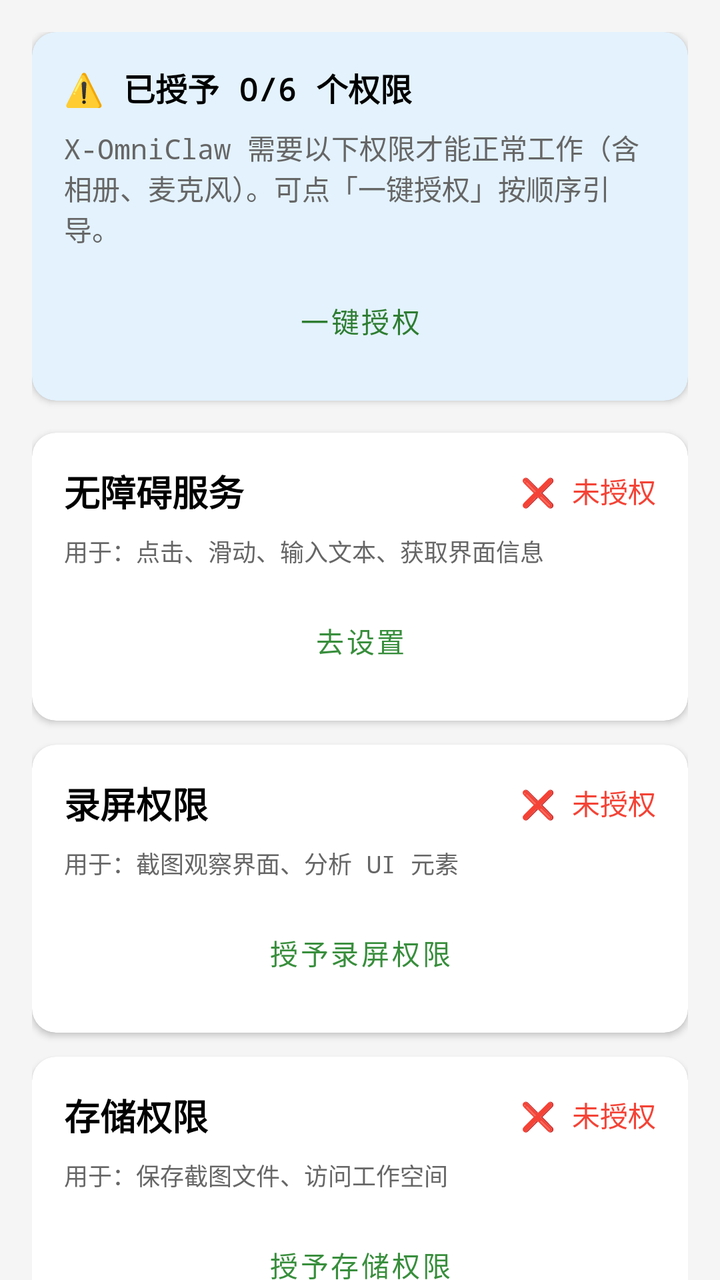
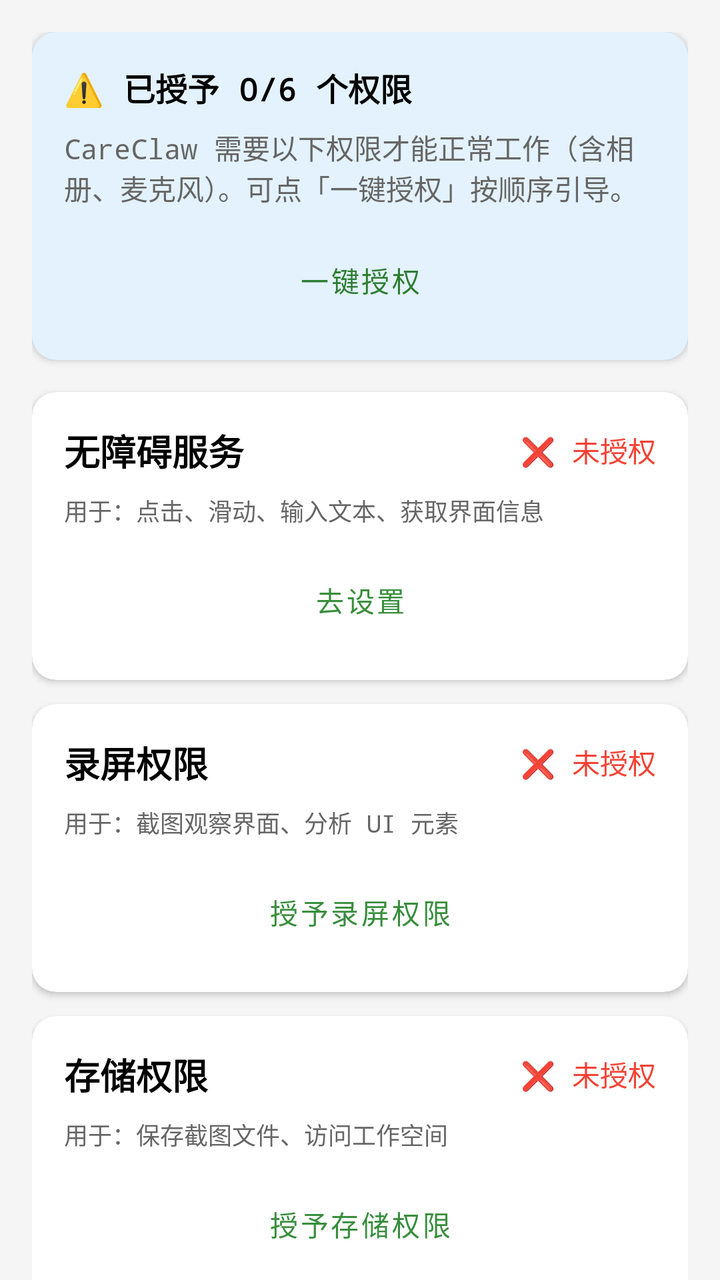

Compare the two renders of this Android layout. The source of the first and the diff that turns it into the second are given below.
<!-- AndroidManifest.xml: application theme Theme.PhoneForClaw -->
<!-- res/layout/activity_observer_permissions.xml -->
<?xml version="1.0" encoding="utf-8"?>
<androidx.core.widget.NestedScrollView xmlns:android="http://schemas.android.com/apk/res/android"
    xmlns:app="http://schemas.android.com/apk/res-auto"
    android:layout_width="match_parent"
    android:layout_height="match_parent"
    android:background="#F5F5F5"
    android:fillViewport="true">

    <LinearLayout
        android:layout_width="match_parent"
        android:layout_height="wrap_content"
        android:orientation="vertical"
        android:padding="16dp">

        
        <com.google.android.material.card.MaterialCardView
            android:layout_width="match_parent"
            android:layout_height="wrap_content"
            android:layout_marginBottom="16dp"
            app:cardBackgroundColor="#E3F2FD"
            app:cardCornerRadius="12dp"
            app:cardElevation="2dp">

            <LinearLayout
                android:layout_width="match_parent"
                android:layout_height="wrap_content"
                android:orientation="vertical"
                android:padding="16dp">

                <TextView
                    android:id="@+id/tv_all_status"
                    android:layout_width="wrap_content"
                    android:layout_height="wrap_content"
                    android:text="⚠️ 已授予 0/6 个权限"
                    android:textSize="16sp"
                    android:textStyle="bold"
                    android:textColor="#000000" />

                <TextView
                    android:layout_width="wrap_content"
                    android:layout_height="wrap_content"
                    android:layout_marginTop="8dp"
                    android:text="X-OmniClaw 需要以下权限才能正常工作（含相册、麦克风）。可点「一键授权」按顺序引导。"
                    android:textSize="14sp"
                    android:textColor="#666666" />

                <Button
                    android:id="@+id/btn_grant_all"
                    style="@style/Widget.MaterialComponents.Button"
                    android:layout_width="match_parent"
                    android:layout_height="wrap_content"
                    android:layout_marginTop="12dp"
                    android:backgroundTint="#FFFFFF"
                    android:textColor="#2E7D32"
                    app:strokeColor="#2E7D32"
                    app:strokeWidth="1dp"
                    android:text="一键授权"
                    android:textSize="14sp" />
            </LinearLayout>
        </com.google.android.material.card.MaterialCardView>

        
        <com.google.android.material.card.MaterialCardView
            android:layout_width="match_parent"
            android:layout_height="wrap_content"
            android:layout_marginBottom="12dp"
            app:cardCornerRadius="12dp"
            app:cardElevation="2dp">

            <LinearLayout
                android:layout_width="match_parent"
                android:layout_height="wrap_content"
                android:orientation="vertical"
                android:padding="16dp">

                <LinearLayout
                    android:layout_width="match_parent"
                    android:layout_height="wrap_content"
                    android:orientation="horizontal"
                    android:gravity="center_vertical">

                    <TextView
                        android:layout_width="0dp"
                        android:layout_height="wrap_content"
                        android:layout_weight="1"
                        android:text="无障碍服务"
                        android:textSize="18sp"
                        android:textStyle="bold"
                        android:textColor="#000000" />

                    <TextView
                        android:id="@+id/tv_accessibility_status"
                        android:layout_width="wrap_content"
                        android:layout_height="wrap_content"
                        android:text="❌ 未授权"
                        android:textSize="14sp"
                        android:textColor="#F44336" />
                </LinearLayout>

                <TextView
                    android:id="@+id/tv_accessibility_desc"
                    android:layout_width="wrap_content"
                    android:layout_height="wrap_content"
                    android:layout_marginTop="8dp"
                    android:text="用于：点击、滑动、输入文本、获取界面信息"
                    android:textSize="12sp"
                    android:textColor="#666666" />

                <Button
                    android:id="@+id/btn_accessibility"
                    style="@style/Widget.MaterialComponents.Button.OutlinedButton"
                    android:layout_width="match_parent"
                    android:layout_height="wrap_content"
                    android:layout_marginTop="12dp"
                    android:text="去设置"
                    android:textSize="14sp" />
            </LinearLayout>
        </com.google.android.material.card.MaterialCardView>

        
        <com.google.android.material.card.MaterialCardView
            android:layout_width="match_parent"
            android:layout_height="wrap_content"
            android:layout_marginBottom="12dp"
            app:cardCornerRadius="12dp"
            app:cardElevation="2dp">

            <LinearLayout
                android:layout_width="match_parent"
                android:layout_height="wrap_content"
                android:orientation="vertical"
                android:padding="16dp">

                <LinearLayout
                    android:layout_width="match_parent"
                    android:layout_height="wrap_content"
                    android:orientation="horizontal"
                    android:gravity="center_vertical">

                    <TextView
                        android:layout_width="0dp"
                        android:layout_height="wrap_content"
                        android:layout_weight="1"
                        android:text="录屏权限"
                        android:textSize="18sp"
                        android:textStyle="bold"
                        android:textColor="#000000" />

                    <TextView
                        android:id="@+id/tv_screen_capture_status"
                        android:layout_width="wrap_content"
                        android:layout_height="wrap_content"
                        android:text="❌ 未授权"
                        android:textSize="14sp"
                        android:textColor="#F44336" />
                </LinearLayout>

                <TextView
                    android:id="@+id/tv_screen_capture_desc"
                    android:layout_width="wrap_content"
                    android:layout_height="wrap_content"
                    android:layout_marginTop="8dp"
                    android:text="用于：截图观察界面、分析 UI 元素"
                    android:textSize="12sp"
                    android:textColor="#666666" />

                <Button
                    android:id="@+id/btn_screen_capture"
                    style="@style/Widget.MaterialComponents.Button.OutlinedButton"
                    android:layout_width="match_parent"
                    android:layout_height="wrap_content"
                    android:layout_marginTop="12dp"
                    android:text="授予录屏权限"
                    android:textSize="14sp" />
            </LinearLayout>
        </com.google.android.material.card.MaterialCardView>

        
        <com.google.android.material.card.MaterialCardView
            android:layout_width="match_parent"
            android:layout_height="wrap_content"
            android:layout_marginBottom="12dp"
            app:cardCornerRadius="12dp"
            app:cardElevation="2dp">

            <LinearLayout
                android:layout_width="match_parent"
                android:layout_height="wrap_content"
                android:orientation="vertical"
                android:padding="16dp">

                <LinearLayout
                    android:layout_width="match_parent"
                    android:layout_height="wrap_content"
                    android:orientation="horizontal"
                    android:gravity="center_vertical">

                    <TextView
                        android:layout_width="0dp"
                        android:layout_height="wrap_content"
                        android:layout_weight="1"
                        android:text="存储权限"
                        android:textSize="18sp"
                        android:textStyle="bold"
                        android:textColor="#000000" />

                    <TextView
                        android:id="@+id/tv_storage_status"
                        android:layout_width="wrap_content"
                        android:layout_height="wrap_content"
                        android:text="❌ 未授权"
                        android:textSize="14sp"
                        android:textColor="#F44336" />
                </LinearLayout>

                <TextView
                    android:id="@+id/tv_storage_desc"
                    android:layout_width="wrap_content"
                    android:layout_height="wrap_content"
                    android:layout_marginTop="8dp"
                    android:text="用于：保存截图文件、访问工作空间"
                    android:textSize="12sp"
                    android:textColor="#666666" />

                <Button
                    android:id="@+id/btn_storage"
                    style="@style/Widget.MaterialComponents.Button.OutlinedButton"
                    android:layout_width="match_parent"
                    android:layout_height="wrap_content"
                    android:layout_marginTop="12dp"
                    android:text="授予存储权限"
                    android:textSize="14sp" />
            </LinearLayout>
        </com.google.android.material.card.MaterialCardView>

        
        <com.google.android.material.card.MaterialCardView
            android:layout_width="match_parent"
            android:layout_height="wrap_content"
            android:layout_marginBottom="12dp"
            app:cardCornerRadius="12dp"
            app:cardElevation="2dp">

            <LinearLayout
                android:layout_width="match_parent"
                android:layout_height="wrap_content"
                android:orientation="vertical"
                android:padding="16dp">

                <LinearLayout
                    android:layout_width="match_parent"
                    android:layout_height="wrap_content"
                    android:orientation="horizontal"
                    android:gravity="center_vertical">

                    <TextView
                        android:layout_width="0dp"
                        android:layout_height="wrap_content"
                        android:layout_weight="1"
                        android:text="相册读取"
                        android:textSize="18sp"
                        android:textStyle="bold"
                        android:textColor="#000000" />

                    <TextView
                        android:id="@+id/tv_album_status"
                        android:layout_width="wrap_content"
                        android:layout_height="wrap_content"
                        android:text="❌ 未授权"
                        android:textSize="14sp"
                        android:textColor="#F44336" />
                </LinearLayout>

                <TextView
                    android:id="@+id/tv_album_desc"
                    android:layout_width="wrap_content"
                    android:layout_height="wrap_content"
                    android:layout_marginTop="8dp"
                    android:text="用于：读取相册图片、选择图片并执行图库相关能力"
                    android:textSize="12sp"
                    android:textColor="#666666" />

                <Button
                    android:id="@+id/btn_album"
                    style="@style/Widget.MaterialComponents.Button.OutlinedButton"
                    android:layout_width="match_parent"
                    android:layout_height="wrap_content"
                    android:layout_marginTop="12dp"
                    android:text="授予相册权限"
                    android:textSize="14sp" />
            </LinearLayout>
        </com.google.android.material.card.MaterialCardView>

        
        <com.google.android.material.card.MaterialCardView
            android:layout_width="match_parent"
            android:layout_height="wrap_content"
            android:layout_marginBottom="12dp"
            app:cardCornerRadius="12dp"
            app:cardElevation="2dp">

            <LinearLayout
                android:layout_width="match_parent"
                android:layout_height="wrap_content"
                android:orientation="vertical"
                android:padding="16dp">

                <LinearLayout
                    android:layout_width="match_parent"
                    android:layout_height="wrap_content"
                    android:orientation="horizontal"
                    android:gravity="center_vertical">

                    <TextView
                        android:layout_width="0dp"
                        android:layout_height="wrap_content"
                        android:layout_weight="1"
                        android:text="麦克风"
                        android:textSize="18sp"
                        android:textStyle="bold"
                        android:textColor="#000000" />

                    <TextView
                        android:id="@+id/tv_camera_mic_status"
                        android:layout_width="wrap_content"
                        android:layout_height="wrap_content"
                        android:text="❌ 未授权"
                        android:textSize="14sp"
                        android:textColor="#F44336" />
                </LinearLayout>

                <TextView
                    android:id="@+id/tv_camera_mic_desc"
                    android:layout_width="wrap_content"
                    android:layout_height="wrap_content"
                    android:layout_marginTop="8dp"
                    android:text="用于：语音输入与按住说话"
                    android:textSize="12sp"
                    android:textColor="#666666" />

                <Button
                    android:id="@+id/btn_camera_mic"
                    style="@style/Widget.MaterialComponents.Button.OutlinedButton"
                    android:layout_width="match_parent"
                    android:layout_height="wrap_content"
                    android:layout_marginTop="12dp"
                    android:text="授予麦克风权限"
                    android:textSize="14sp" />
            </LinearLayout>
        </com.google.android.material.card.MaterialCardView>

    </LinearLayout>
</androidx.core.widget.NestedScrollView>
<!-- resources referenced by this layout -->
<resources>
  <style name="Theme.PhoneForClaw" parent="Theme.MaterialComponents.DayNight.DarkActionBar">
          <item name="colorPrimary">@color/green</item>
          <item name="colorSecondary">@color/green</item>
          <item name="android:statusBarColor">?colorPrimary</item>
          <item name="android:navigationBarColor">?colorSurface</item>
          <item name="android:windowLightNavigationBar" tools:targetApi="o_mr1">true</item>
          <item name="fontFamily">monospace</item>
      </style>
  <color name="green">#388e3c</color>
</resources>

<!-- the commit's change to res/layout/activity_observer_permissions.xml (unified diff, before → after) -->
@@ -40,7 +40,7 @@
                     android:layout_width="wrap_content"
                     android:layout_height="wrap_content"
                     android:layout_marginTop="8dp"
-                    android:text="X-OmniClaw 需要以下权限才能正常工作（含相册、麦克风）。可点「一键授权」按顺序引导。"
+                    android:text="CareClaw 需要以下权限才能正常工作（含相册、麦克风）。可点「一键授权」按顺序引导。"
                     android:textSize="14sp"
                     android:textColor="#666666" />
 
